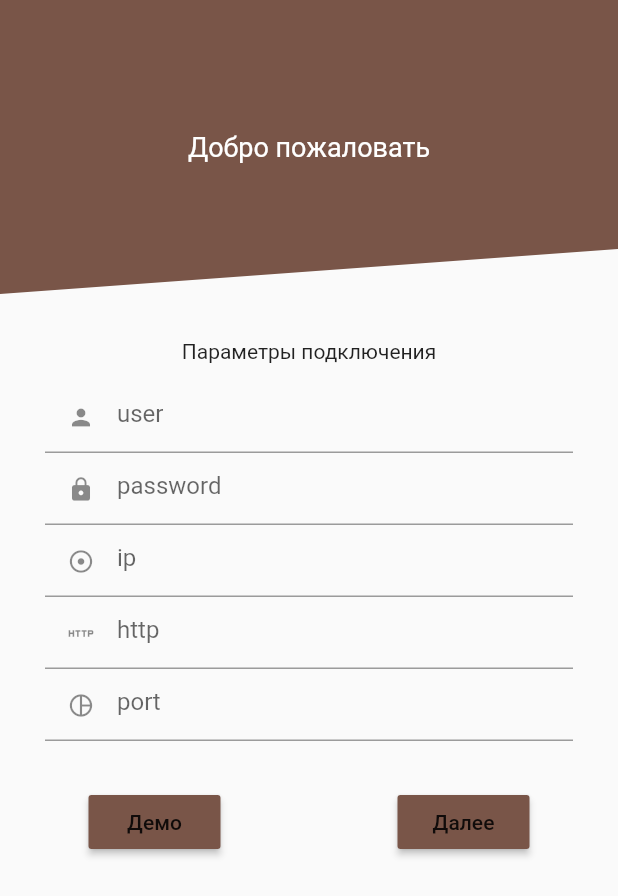
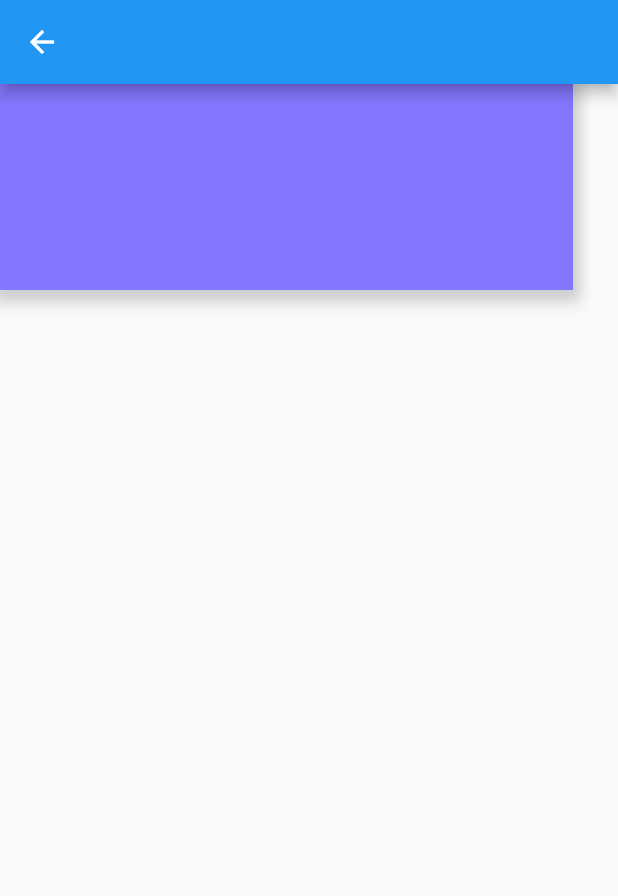
Before and after one commit to cnurba/building, a Flutter app: the screen it shows after launch, after a tap on "Демо", on a phone screen of 412 x 824 dp. Shown: the top 896 px of the screen. Run offline on Flutter 3.47's test engine with Material 2 defaults, Android fonts, the phone set to English and light mode, and no system bars; our stand-ins replace equatable, flutter_bloc, shared_preferences; statements that could not run were skipped.

```diff
--- a/lib/models/user/settings.dart
+++ b/lib/models/user/settings.dart
@@ -1,4 +1,3 @@
-
 import 'package:building/util/enums.dart';
 
 class Settings {
@@ -12,6 +11,15 @@ class Settings {
   Settings({this.themeMode,this.demo, this.showReports, this.showHouses,
     this.showTasks,this.showDebtOnSchedule});
 
+  static Settings getDemoSettings() {
+    return new Settings(demo: true,showDebtOnSchedule: true,
+    showHouses: true,
+    showReports: true,
+    showTasks: true,
+    themeMode: ThemeMode.lightTheme,
+    );
+  }
+
 
  static List<String> getDrawerMenuList(){
     return ["Отчеты","Дома","Долги по графику",
--- /dev/null
+++ b/lib/ui/main_menu.dart
@@ -0,0 +1,39 @@
+import 'package:building/models/user/settings.dart';
+import 'package:building/util/constants.dart';
+import 'package:flutter/material.dart';
+class MainMenuPage extends StatelessWidget {
+  final Settings settings;
+
+  const MainMenuPage({Key key, this.settings}) : super(key: key);
+
+  @override
+  Widget build(BuildContext context) {
+
+    final size = MediaQuery.of(context).size;
+
+    return Scaffold(
+
+      appBar: AppBar(
+
+
+      ),
+      body:Container(
+        height:size.height/6 ,
+        width: size.width-30,
+        decoration: BoxDecoration(
+          color: CONSTANTS.mainBtnColor0,
+          boxShadow: [
+            BoxShadow(
+              color: Colors.grey.withOpacity(0.5),
+              spreadRadius: 5,
+              blurRadius: 7,
+              offset: Offset(0, 3),
+            ),
+
+          ]
+        ),
+
+      ) ,
+    );
+  }
+}
--- a/lib/ui/registration/registration_page.dart
+++ b/lib/ui/registration/registration_page.dart
@@ -1,6 +1,8 @@
 import 'package:building/blocs/connection/connect_bloc.dart';
 import 'package:building/blocs/connection/connect_event.dart';
 import 'package:building/models/user/connection_option.dart';
+import 'package:building/models/user/settings.dart';
+import 'package:building/ui/main_menu.dart';
 import 'package:building/ui/registration/login_page.dart';
 import 'package:building/ui/registration/reg_widgets/clipper_widget.dart';
 import 'package:building/ui/registration/reg_widgets/text_field_widget.dart';
@@ -110,6 +112,10 @@ class _RegistrationPageState extends State<RegistrationPage> {
                   RaisedButton(
                     onPressed: () {
                       connectBloc.add(DemoConnectEvent());
+
+                      Navigator.of(context).push(MaterialPageRoute(
+                        builder: (context) => MainMenuPage(settings: Settings.getDemoSettings(),),
+                      ));
                     },
                     child: Text("Демо"),
                     color: Colors.brown,
--- a/lib/util/constants.dart
+++ b/lib/util/constants.dart
@@ -1,4 +1,11 @@
+import 'package:flutter/material.dart';
+
 class CONSTANTS{
-
-
+  static const Color mainBtnColor0       = Color(0XFF8477FF);
+  static const Color mainBtnColor1       = Color(0XFF6ECCFC);
+  static const Color mainBtnColor2       = Color(0XFF0AE299);
+  static const Color mainBtnColor3       = Color(0XFFFEB84F);
+  static const Color mainBtnColor4       = Color(0XFFEE5858);
+  static const Color mainBtnColor5       = Color(0XFFCD57EF);
+  static const Color mainBackgroundColor = Color(0XFF7C72FF);
 }
```
